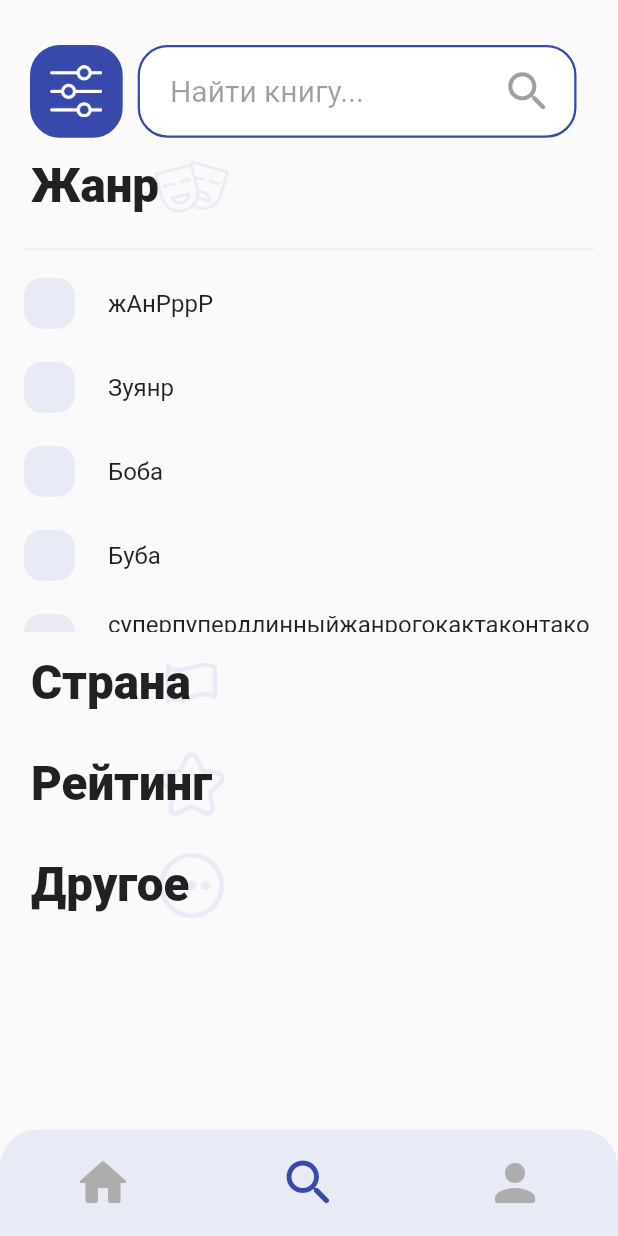
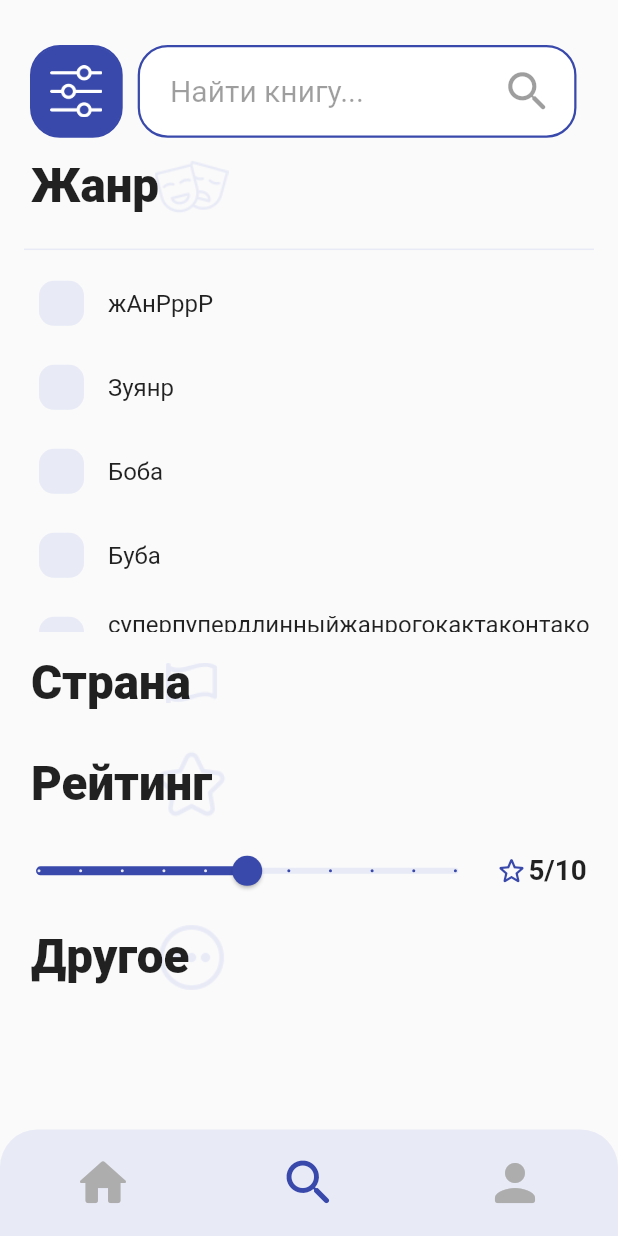
Before and after one commit to AnnaSibirtseva/Shelfie, a Flutter app: the FilterPage screen opened by its route, on a phone screen of 412 x 824 dp. Run offline on Flutter 3.47's test engine with Material 2 defaults, Android fonts, the phone set to English and light mode, and no system bars; our stand-ins replace auto_route; missing offline and left inert: flutter_barcode_scanner; Roboto replaces fonts that are missing (VelaSans, VelaSansExtraBold).

Commit message:
Added rating slider

```diff
--- a/lib/screens/filter/body.dart
+++ b/lib/screens/filter/body.dart
@@ -4,6 +4,7 @@ import 'package:auto_route/auto_route.dart';
 
 import 'conponents/filter_text.dart';
 import 'conponents/filter_list.dart';
+import 'conponents/slider.dart';
 
 class Body extends StatelessWidget {
   const Body({Key? key}) : super(key: key);
@@ -21,6 +22,7 @@ class Body extends StatelessWidget {
           FilterList(),
           FilterText(text: 'Страна', icon: 'flag',),
           FilterText(text: 'Рейтинг', icon: 'star',),
+          SliderWidget(),
           FilterText(text: 'Другое', icon: 'info',),
         ],
       ),
--- a/lib/screens/filter/conponents/filter_list.dart
+++ b/lib/screens/filter/conponents/filter_list.dart
@@ -26,7 +26,6 @@ class _FilterList extends State<FilterList> {
   Widget build(BuildContext context) {
     Size size = MediaQuery.of(context).size;
     return SizedBox(
-      //height: size.height * 0.8,
       width: size.width,
       child: Column(
         crossAxisAlignment: CrossAxisAlignment.start,
@@ -47,7 +46,7 @@ class _FilterList extends State<FilterList> {
                   child: Row(
                     mainAxisSize: MainAxisSize.min,
                     children: [
-                      SizedBox(width: 5),
+                      const SizedBox(width: 5),
                       Flexible(
                         child: Text(selectedItemsList[item].toString(),
                             maxLines: 1,
@@ -56,7 +55,7 @@ class _FilterList extends State<FilterList> {
                                 color: primaryColor,
                                 fontWeight: FontWeight.bold)),
                       ),
-                      SizedBox(width: 5),
+                      const SizedBox(width: 5),
                       InkWell(
                           child: const Icon(
                             Icons.close,
@@ -90,9 +89,10 @@ class _FilterList extends State<FilterList> {
                             maxLines: 2,
                           ),
                           leading: Container(
-                            padding: EdgeInsets.all(5),
+                            margin: const EdgeInsets.only(left: 10),
+                            padding: const EdgeInsets.all(3),
                             decoration: BoxDecoration(
-                                borderRadius: BorderRadius.circular(12),
+                                borderRadius: BorderRadius.circular(10),
                                 color: selectedItemsList.contains(data[index])
                                     ? primaryColor
                                     : secondaryColor),
--- /dev/null
+++ b/lib/screens/filter/conponents/slider.dart
@@ -0,0 +1,54 @@
+import 'package:flutter/material.dart';
+import 'package:shelfie/components/constants.dart';
+
+class SliderWidget extends StatefulWidget {
+  const SliderWidget({Key? key}) : super(key: key);
+
+  @override
+  _Slider createState() => _Slider();
+}
+
+class _Slider extends State<SliderWidget> {
+  double _value = 5.0;
+
+  @override
+  Widget build(BuildContext context) {
+    Size size = MediaQuery.of(context).size;
+    return Row(
+      children: [
+        SizedBox(
+            width: size.width * 0.8,
+            child: Slider(
+              min: 0.0,
+              max: 10.0,
+              value: _value,
+              divisions: 10,
+              label: '${_value.round()}',
+              activeColor: primaryColor,
+              inactiveColor: secondaryColor,
+              thumbColor: primaryColor,
+              onChanged: (value) {
+                setState(() {
+                  _value = value;
+                });
+              },
+            )),
+        SizedBox(
+          width: size.width * 0.2,
+          child: Row(
+            children: [
+              Icon(
+                Icons.star_border_rounded,
+                color: primaryColor,
+                size: size.width * 0.055,
+              ),
+              Text('${_value.round()}/10',
+                  textAlign: TextAlign.start,
+                  style: TextStyle(fontSize: size.width * 0.045, fontWeight: FontWeight.bold))
+            ],
+          ),
+        )
+      ],
+    );
+  }
+}
```
